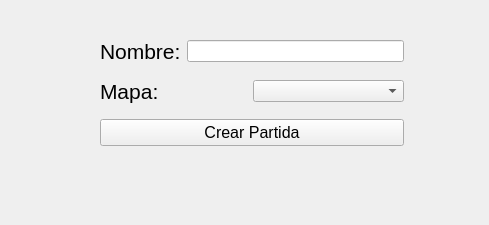
Old version of the form Client/ui/ui/crearpartida.ui in the repository AbrahamOsco/Worms-Taller-1.
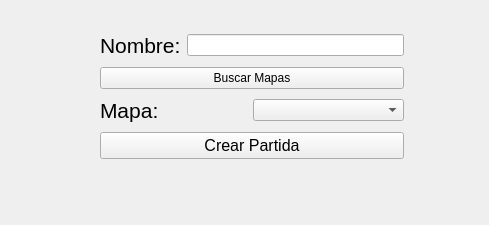
New version of the form.

Patch:
```diff
--- a/Client/ui/ui/crearpartida.ui
+++ b/Client/ui/ui/crearpartida.ui
@@ -19,7 +19,7 @@
      <x>100</x>
      <y>30</y>
      <width>304</width>
-     <height>127</height>
+     <height>135</height>
     </rect>
    </property>
    <layout class="QVBoxLayout" name="verticalLayout_2">
@@ -46,6 +46,13 @@
       </item>
      </layout>
     </item>
+    <item>
+     <widget class="QPushButton" name="buttonBuscar">
+      <property name="text">
+       <string>Buscar Mapas</string>
+      </property>
+     </widget>
+    </item>
     <item>
      <layout class="QHBoxLayout" name="horizontalLayout_3">
       <item>
```
